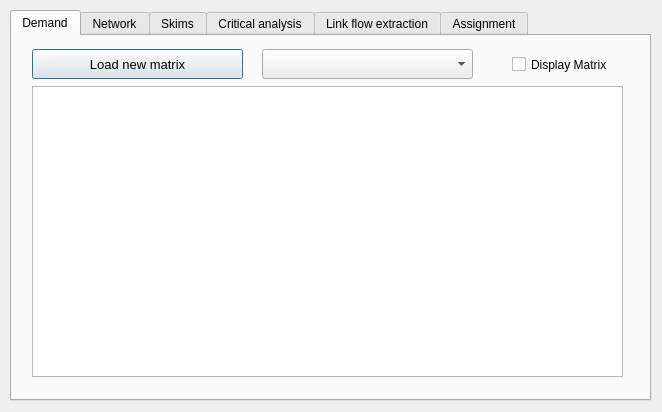
Qt form paths_procedures/forms/ui_traffic_assignment.ui (AequilibraE/qaequilibrae) before a commit.
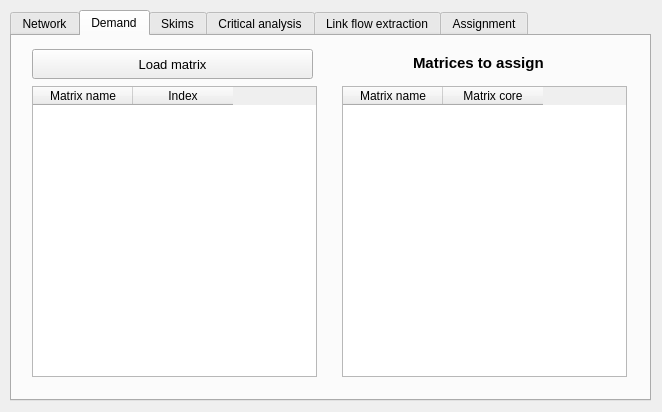
The same form after that commit. The open tabs and pages were chosen to show the change.

Commit message: Re-factoring of traffic assignment GUI

The edit to the form file:
```diff
--- a/paths_procedures/forms/ui_traffic_assignment.ui
+++ b/paths_procedures/forms/ui_traffic_assignment.ui
@@ -36,62 +36,6 @@
    <property name="currentIndex">
     <number>0</number>
    </property>
-   <widget class="QWidget" name="widget">
-    <attribute name="title">
-     <string>Demand</string>
-    </attribute>
-    <widget class="QPushButton" name="but_load_new_matrix">
-     <property name="geometry">
-      <rect>
-       <x>20</x>
-       <y>13</y>
-       <width>211</width>
-       <height>30</height>
-      </rect>
-     </property>
-     <property name="font">
-      <font>
-       <pointsize>10</pointsize>
-      </font>
-     </property>
-     <property name="text">
-      <string>Load new matrix</string>
-     </property>
-    </widget>
-    <widget class="QCheckBox" name="display_matrix">
-     <property name="geometry">
-      <rect>
-       <x>500</x>
-       <y>20</y>
-       <width>111</width>
-       <height>17</height>
-      </rect>
-     </property>
-     <property name="text">
-      <string>Display Matrix</string>
-     </property>
-    </widget>
-    <widget class="QTableView" name="matrix_viewer">
-     <property name="geometry">
-      <rect>
-       <x>20</x>
-       <y>50</y>
-       <width>591</width>
-       <height>291</height>
-      </rect>
-     </property>
-    </widget>
-    <widget class="QComboBox" name="matrix_core">
-     <property name="geometry">
-      <rect>
-       <x>250</x>
-       <y>13</y>
-       <width>211</width>
-       <height>30</height>
-      </rect>
-     </property>
-    </widget>
-   </widget>
    <widget class="QWidget" name="tab_2">
     <attribute name="title">
      <string>Network</string>
@@ -177,6 +121,131 @@
      </column>
     </widget>
    </widget>
+   <widget class="QWidget" name="widget">
+    <attribute name="title">
+     <string>Demand</string>
+    </attribute>
+    <widget class="QPushButton" name="but_load_new_matrix">
+     <property name="geometry">
+      <rect>
+       <x>20</x>
+       <y>13</y>
+       <width>281</width>
+       <height>30</height>
+      </rect>
+     </property>
+     <property name="font">
+      <font>
+       <pointsize>10</pointsize>
+      </font>
+     </property>
+     <property name="text">
+      <string>Load matrix</string>
+     </property>
+    </widget>
+    <widget class="QTableWidget" name="table_matrix_list">
+     <property name="geometry">
+      <rect>
+       <x>20</x>
+       <y>50</y>
+       <width>285</width>
+       <height>291</height>
+      </rect>
+     </property>
+     <property name="accessibleName">
+      <string>&lt;html&gt;&lt;head/&gt;&lt;body&gt;&lt;p&gt;xcxc&lt;/p&gt;&lt;/body&gt;&lt;/html&gt;</string>
+     </property>
+     <property name="selectionMode">
+      <enum>QAbstractItemView::SingleSelection</enum>
+     </property>
+     <property name="selectionBehavior">
+      <enum>QAbstractItemView::SelectRows</enum>
+     </property>
+     <property name="rowCount">
+      <number>0</number>
+     </property>
+     <property name="columnCount">
+      <number>2</number>
+     </property>
+     <attribute name="verticalHeaderDefaultSectionSize">
+      <number>27</number>
+     </attribute>
+     <column>
+      <property name="text">
+       <string>Matrix name</string>
+      </property>
+     </column>
+     <column>
+      <property name="text">
+       <string>Index</string>
+      </property>
+     </column>
+    </widget>
+    <widget class="QTableWidget" name="table_matrices_to_assign">
+     <property name="geometry">
+      <rect>
+       <x>330</x>
+       <y>50</y>
+       <width>285</width>
+       <height>291</height>
+      </rect>
+     </property>
+     <property name="accessibleName">
+      <string>&lt;html&gt;&lt;head/&gt;&lt;body&gt;&lt;p&gt;xcxc&lt;/p&gt;&lt;/body&gt;&lt;/html&gt;</string>
+     </property>
+     <property name="selectionMode">
+      <enum>QAbstractItemView::SingleSelection</enum>
+     </property>
+     <property name="selectionBehavior">
+      <enum>QAbstractItemView::SelectRows</enum>
+     </property>
+     <property name="rowCount">
+      <number>0</number>
+     </property>
+     <property name="columnCount">
+      <number>2</number>
+     </property>
+     <attribute name="verticalHeaderDefaultSectionSize">
+      <number>27</number>
+     </attribute>
+     <column>
+      <property name="text">
+       <string>Matrix name</string>
+      </property>
+     </column>
+     <column>
+      <property name="text">
+       <string>Matrix core</string>
+      </property>
+     </column>
+    </widget>
+    <widget class="QLabel" name="lbl">
+     <property name="geometry">
+      <rect>
+       <x>401</x>
+       <y>18</y>
+       <width>141</width>
+       <height>20</height>
+      </rect>
+     </property>
+     <property name="font">
+      <font>
+       <pointsize>11</pointsize>
+       <weight>75</weight>
+       <bold>true</bold>
+      </font>
+     </property>
+     <property name="text">
+      <string>Matrices to assign</string>
+     </property>
+     <property name="alignment">
+      <set>Qt::AlignLeading|Qt::AlignLeft|Qt::AlignTop</set>
+     </property>
+     <property name="wordWrap">
+      <bool>true</bool>
+     </property>
+    </widget>
+   </widget>
    <widget class="QWidget" name="tab_4">
     <attribute name="title">
      <string>Skims</string>
```
Left out of the diff: 46 changed lines with no effect on the pictures. The commit also changes 2 other files.
